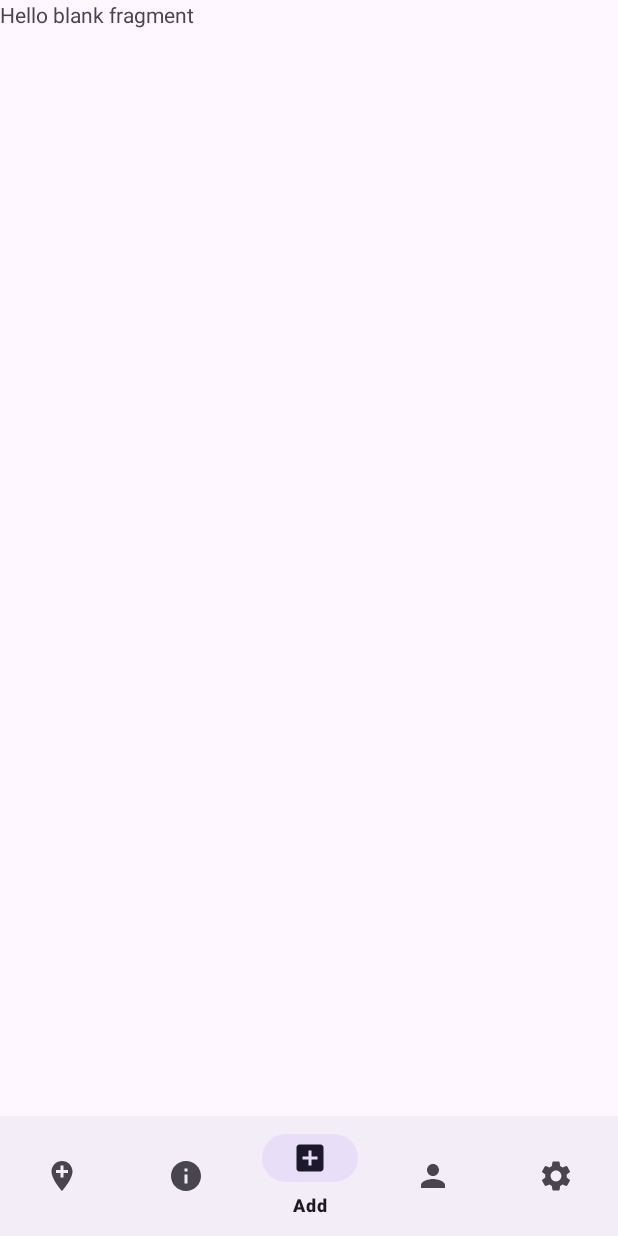
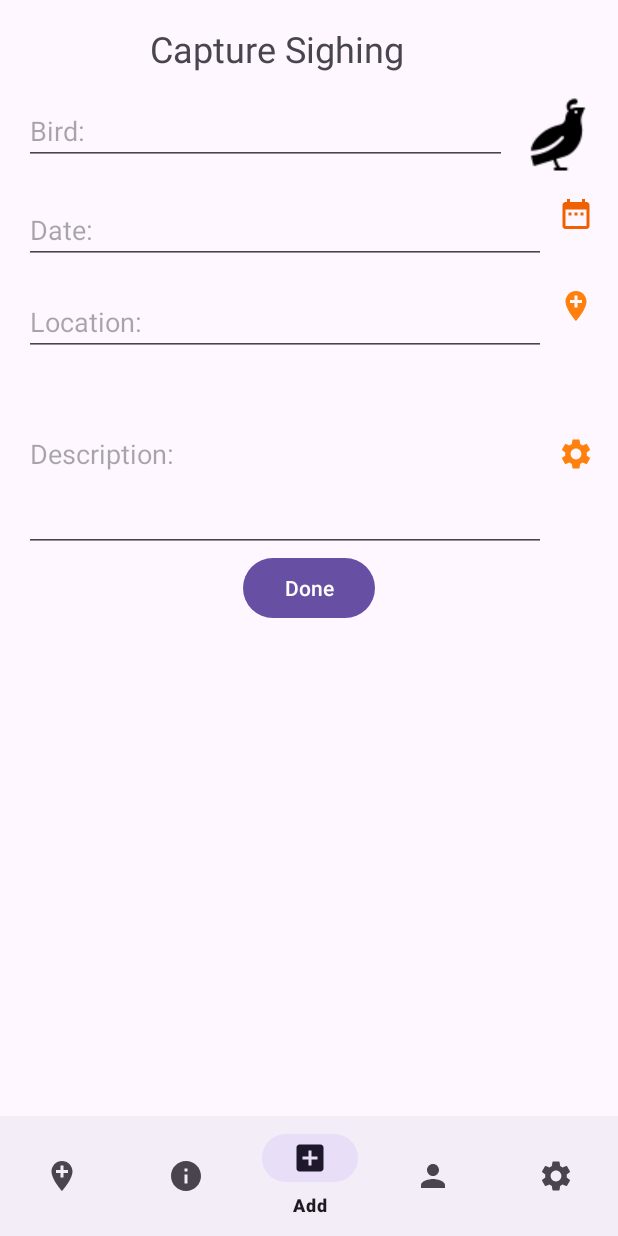
Before and after one commit to Devon0209/Bird_app, an Android app: the MenuActivity screen opened directly, with no data from a screen before it, item 3 of the bottom bar chosen, on a phone screen of 412 x 824 dp. Run offline under Robolectric (Android 15) with nearby library versions, the phone set to English and light mode, and no system bars; our stand-ins replace Firebase (no records; nobody signed in at launch, a user with empty details on screens opened directly); 1 statement that could not run was skipped.

Commit message:
new files: AddFragment, Sightingings

```diff
--- a/app/build.gradle.kts
+++ b/app/build.gradle.kts
@@ -55,6 +55,7 @@ dependencies {
     implementation("com.google.android.gms:play-services-location:21.0.1")
     implementation("com.google.firebase:firebase-auth-ktx:22.1.2")
     implementation("com.google.firebase:firebase-database-ktx:20.2.2")
+    implementation("com.google.firebase:firebase-firestore-ktx:24.8.1")
     testImplementation("junit:junit:4.13.2")
     androidTestImplementation("androidx.test.ext:junit:1.1.5")
     androidTestImplementation("androidx.test.espresso:espresso-core:3.5.1")
--- a/app/src/main/java/com/example/myapplication/AddFragment.kt
+++ /dev/null
@@ -1,21 +0,0 @@
-package com.example.myapplication
-
-import android.os.Bundle
-import androidx.fragment.app.Fragment
-import android.view.LayoutInflater
-import android.view.View
-import android.view.ViewGroup
-
-class AddFragment : Fragment() {
-
-
-    override fun onCreateView(
-        inflater: LayoutInflater, container: ViewGroup?,
-        savedInstanceState: Bundle?
-    ): View? {
-        // Inflate the layout for this fragment
-        return inflater.inflate(R.layout.fragment_add, container, false)
-    }
-
-
-}
--- a/app/src/main/java/com/example/myapplication/Auth/User.kt
+++ b/app/src/main/java/com/example/myapplication/Auth/User.kt
@@ -3,5 +3,6 @@ package com.example.myapplication.Auth
 data class User(
     val firstName: String = "",
     val lastName: String = "",
-    val email: String = ""
+    val email: String = "",
+    val password: String = ""
 )
--- a/app/src/main/java/com/example/myapplication/MenuActivity.kt
+++ b/app/src/main/java/com/example/myapplication/MenuActivity.kt
@@ -3,6 +3,7 @@ package com.example.myapplication
 import androidx.appcompat.app.AppCompatActivity
 import android.os.Bundle
 import androidx.fragment.app.Fragment
+import com.example.myapplication.Sightings.AddFragment
 import com.google.android.material.bottomnavigation.BottomNavigationView
 
 class MenuActivity : AppCompatActivity() {
@@ -44,6 +45,6 @@ class MenuActivity : AppCompatActivity() {
 
         val navView: BottomNavigationView = findViewById(R.id.bottom_navigation)
         navView.setOnNavigationItemSelectedListener(onNavigationItemSelectedListener)
-        loadFragment(AddFragment()) // Load the initial fragment.
+        loadFragment(LocationFragment()) // Load the initial fragment.
     }
 }
--- /dev/null
+++ b/app/src/main/java/com/example/myapplication/Sightings/AddFragment.kt
@@ -0,0 +1,77 @@
+package com.example.myapplication.Sightings
+
+import android.os.Bundle
+import androidx.fragment.app.Fragment
+import android.view.LayoutInflater
+import android.view.View
+import android.view.ViewGroup
+
+import android.widget.Button
+import android.widget.EditText
+import com.example.myapplication.R
+import com.google.firebase.firestore.FirebaseFirestore
+
+
+import com.google.firebase.auth.FirebaseAuth
+
+
+class AddFragment : Fragment() {
+    private lateinit var firestore: FirebaseFirestore
+    private lateinit var auth: FirebaseAuth
+
+    override fun onCreateView(
+        inflater: LayoutInflater, container: ViewGroup?,
+        savedInstanceState: Bundle?
+    ): View? {
+        val view = inflater.inflate(R.layout.fragment_add, container, false)
+
+        firestore = FirebaseFirestore.getInstance()
+        auth = FirebaseAuth.getInstance()
+
+        val birdEditText = view.findViewById<EditText>(R.id.editTextBird)
+        val dateEditText = view.findViewById<EditText>(R.id.editTextDate)
+        val locationEditText = view.findViewById<EditText>(R.id.editTextLocation)
+        val descriptionEditText = view.findViewById<EditText>(R.id.editTextDescription)
+        val addButton = view.findViewById<Button>(R.id.addButton)
+
+        addButton.setOnClickListener {
+            val user = auth.currentUser
+            if (user != null) {
+                val uid = user.uid
+                val bird = birdEditText.text.toString()
+                val date = dateEditText.text.toString()
+                val location = locationEditText.text.toString()
+                val description = descriptionEditText.text.toString()
+
+                // Create a data object to be stored in Firestore
+                val data = HashMap<String, Any>()
+                data["bird"] = bird
+                data["date"] = date
+                data["location"] = location
+                data["description"] = description
+
+                // Store the data in the user's "sightings" subcollection
+                firestore.collection("users")
+                    .document(uid)
+                    .collection("sightings")
+                    .add(data)
+                    .addOnSuccessListener {
+                        // Data added successfully
+                        birdEditText.text.clear()
+                        dateEditText.text.clear()
+                        locationEditText.text.clear()
+                        descriptionEditText.text.clear()
+                    }
+                    .addOnFailureListener { e ->
+                        // Handle the failure to add data
+                        // You can display an error message or handle it as needed
+                    }
+            }
+        }
+
+        return view
+    }
+
+
+
+}
--- /dev/null
+++ b/app/src/main/res/drawable/ic_date_icon.xml
@@ -0,0 +1,5 @@
+<vector android:height="24dp" android:tint="#EF6000"
+    android:viewportHeight="24" android:viewportWidth="24"
+    android:width="24dp" xmlns:android="http://schemas.android.com/apk/res/android">
+    <path android:fillColor="@android:color/white" android:pathData="M9,11L7,11v2h2v-2zM13,11h-2v2h2v-2zM17,11h-2v2h2v-2zM19,4h-1L18,2h-2v2L8,4L8,2L6,2v2L5,4c-1.11,0 -1.99,0.9 -1.99,2L3,20c0,1.1 0.89,2 2,2h14c1.1,0 2,-0.9 2,-2L21,6c0,-1.1 -0.9,-2 -2,-2zM19,20L5,20L5,9h14v11z"/>
+</vector>
--- a/app/src/main/res/layout/fragment_add.xml
+++ b/app/src/main/res/layout/fragment_add.xml
@@ -1,14 +1,109 @@
 <?xml version="1.0" encoding="utf-8"?>
-<FrameLayout xmlns:android="http://schemas.android.com/apk/res/android"
-    xmlns:tools="http://schemas.android.com/tools"
-    android:layout_width="match_parent"
-    android:layout_height="match_parent"
-    tools:context=".AddFragment">
-
-    <!-- TODO: Update blank fragment layout -->
-    <TextView
+    <LinearLayout
+        xmlns:android="http://schemas.android.com/apk/res/android"
+        xmlns:tools="http://schemas.android.com/tools"
         android:layout_width="match_parent"
         android:layout_height="match_parent"
-        android:text="@string/hello_blank_fragment" />
+        android:orientation="vertical"
+        android:padding="16dp"
+        tools:context=".Sightings.AddFragment">
+        <TextView
+            android:layout_width="match_parent"
+            android:layout_height="wrap_content"
+            android:text="              Capture Sighing"
+            android:textSize="24sp"
+            android:layout_gravity="center"
+            android:layout_marginBottom="16dp" />
 
-</FrameLayout>
+        <!-- Bird Input -->
+        <LinearLayout
+            android:layout_width="match_parent"
+            android:layout_height="wrap_content"
+            android:orientation="horizontal"
+            android:layout_marginBottom="16dp">
+
+            <EditText
+                android:layout_width="0dp"
+                android:layout_height="wrap_content"
+                android:layout_weight="1"
+                android:hint="Bird:"
+                android:id="@+id/editTextBird" />
+
+            <ImageView
+                android:layout_width="wrap_content"
+                android:layout_height="wrap_content"
+                android:src="@drawable/hotspot_marker"
+                android:layout_marginStart="8dp" />
+        </LinearLayout>
+
+        <!-- Date Input -->
+        <LinearLayout
+            android:layout_width="match_parent"
+            android:layout_height="wrap_content"
+            android:orientation="horizontal"
+            android:layout_marginBottom="16dp">
+
+            <EditText
+                android:layout_width="0dp"
+                android:layout_height="wrap_content"
+                android:layout_weight="1"
+                android:hint="Date:"
+                android:id="@+id/editTextDate" />
+
+            <ImageView
+                android:layout_width="wrap_content"
+                android:layout_height="wrap_content"
+                android:src="@drawable/ic_date_icon"
+                android:layout_marginStart="8dp" />
+        </LinearLayout>
+
+        <!-- Location Input -->
+        <LinearLayout
+            android:layout_width="match_parent"
+            android:layout_height="wrap_content"
+            android:orientation="horizontal">
+
+            <EditText
+                android:layout_width="0dp"
+                android:layout_height="wrap_content"
+                android:layout_weight="1"
+                android:hint="Location:"
+                android:id="@+id/editTextLocation" />
+
+            <ImageView
+                android:layout_width="wrap_content"
+                android:layout_height="wrap_content"
+                android:src="@drawable/ic_location"
+                android:layout_marginStart="8dp" />
+        </LinearLayout>
+
+        <LinearLayout
+            android:layout_width="match_parent"
+            android:layout_height="wrap_content"
+            android:orientation="horizontal">
+
+            <EditText
+                android:layout_width="0dp"
+                android:layout_height="wrap_content"
+                android:layout_weight="1"
+                android:hint="Description:"
+                android:id="@+id/editTextDescription"
+                android:lines="5"
+                />
+
+            <ImageView
+                android:layout_width="wrap_content"
+                android:layout_height="match_parent"
+                android:layout_marginStart="8dp"
+                android:lines="5"
+                android:src="@drawable/ic_settings" />
+        </LinearLayout>
+
+        <!-- Add Button -->
+        <Button
+            android:layout_width="wrap_content"
+            android:layout_height="wrap_content"
+            android:text="Done"
+            android:id="@+id/addButton"
+            android:layout_gravity="center" />
+    </LinearLayout>
```
Also changed, not shown: app/src/main/java/com/example/myapplication/Auth/LoginActivity.kt (+34 -9 lines), app/src/main/java/com/example/myapplication/Auth/RegistrationActivity.kt (+17 -18 lines), app/src/main/java/com/example/myapplication/Sightings/SightingAdapter.kt (added, +40 -0 lines), app/src/main/java/com/example/myapplication/Sightings/SightingModel.kt (added, +8 -0 lines), app/src/main/java/com/example/myapplication/Sightings/SightingsFragment.kt (added, +59 -0 lines), app/src/main/res/layout/fragment_sightings.xml (added, +16 -0 lines), app/src/main/res/layout/list_item_sighting.xml (added, +33 -0 lines).
